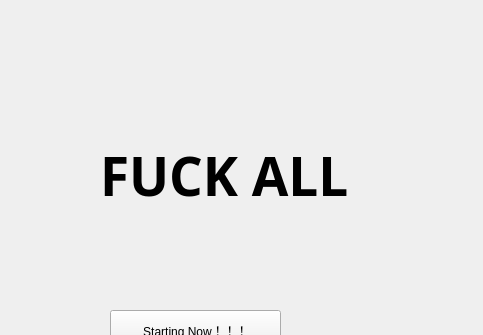
The window that pythonProject(Aliyun)/untitled.ui (LYC-hu/QT-Home-automation) describes before a commit, drawn with Qt 5; both pictures show x 110 to 593 and y 0 to 335 of the 593 by 426 pixel window.
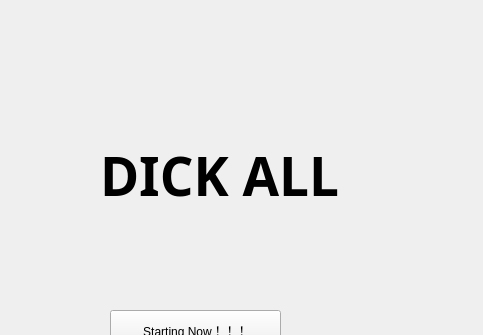
The same window after the commit.

Diff of the .ui file:
```diff
--- a/pythonProject(Aliyun)/untitled.ui
+++ b/pythonProject(Aliyun)/untitled.ui
@@ -31,7 +31,7 @@
     </font>
    </property>
    <property name="text">
-    <string>FUCK ALL</string>
+    <string>DICK ALL</string>
    </property>
   </widget>
   <widget class="QPushButton" name="start">
```
